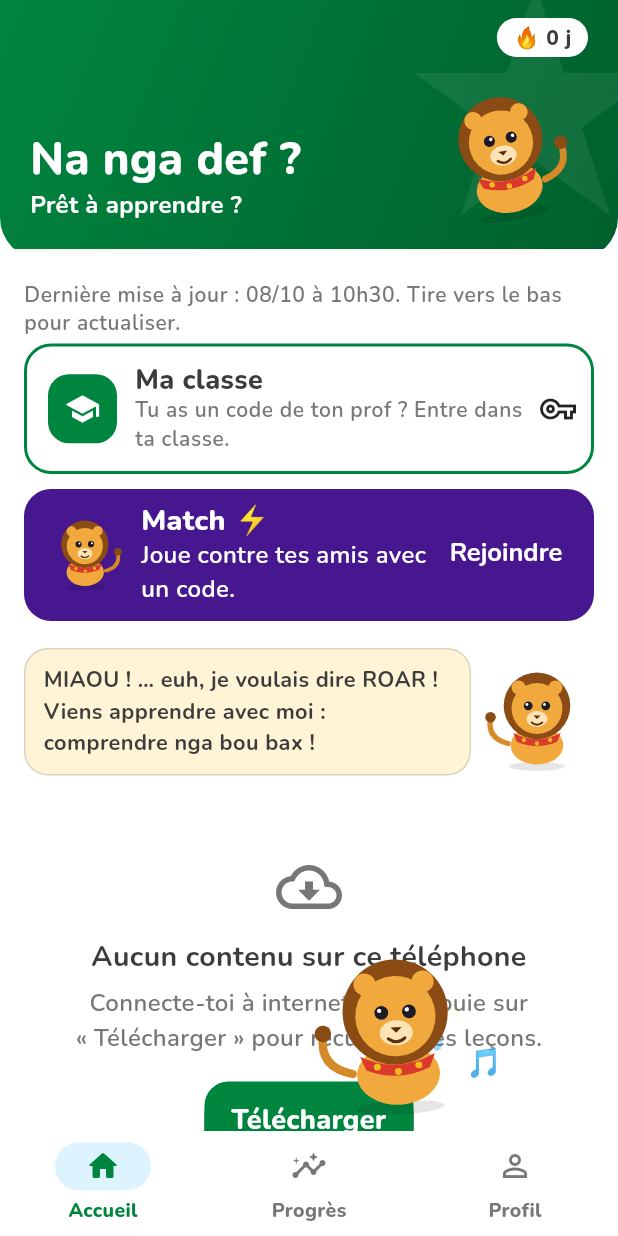
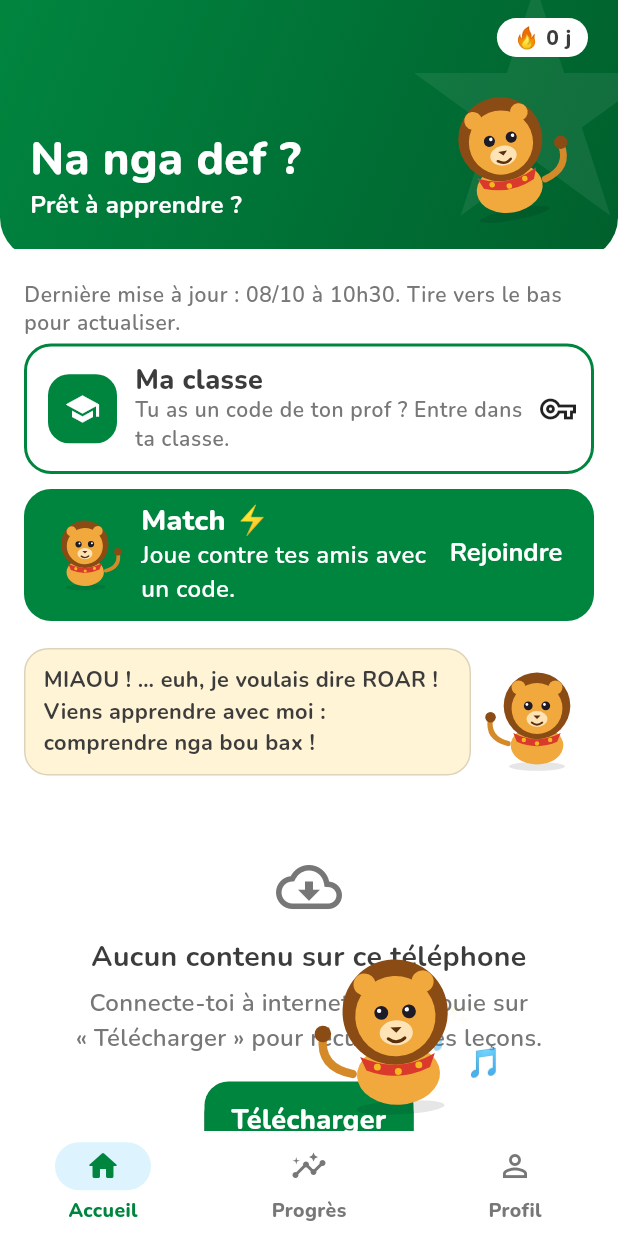
Before and after one commit to msanghare9-bit/jang, a Flutter app: the screen it shows once a user with an empty profile is signed in, on a phone screen of 412 x 824 dp. Run offline on Flutter 3.47's test engine with Material 3 defaults, Android fonts, the phone set to English and light mode, and no system bars; our stand-ins replace audioplayers, cloud_firestore, firebase_auth, firebase_core, firebase_messaging, flutter_local_notifications and 7 more; missing offline and left inert: android_alarm_manager_plus; accounts and stored records are empty; network calls fail.

Commit message:
Make the match entry green

```diff
--- a/app/lib/widgets/home_cards.dart
+++ b/app/lib/widgets/home_cards.dart
@@ -110,7 +110,7 @@ class MatchCard extends StatelessWidget {
     return Padding(
       padding: const EdgeInsets.only(bottom: 10),
       child: Material(
-        color: const Color(0xFF46178F),
+        color: JangColors.snGreen,
         borderRadius: BorderRadius.circular(18),
         child: InkWell(
           borderRadius: BorderRadius.circular(18),
```
